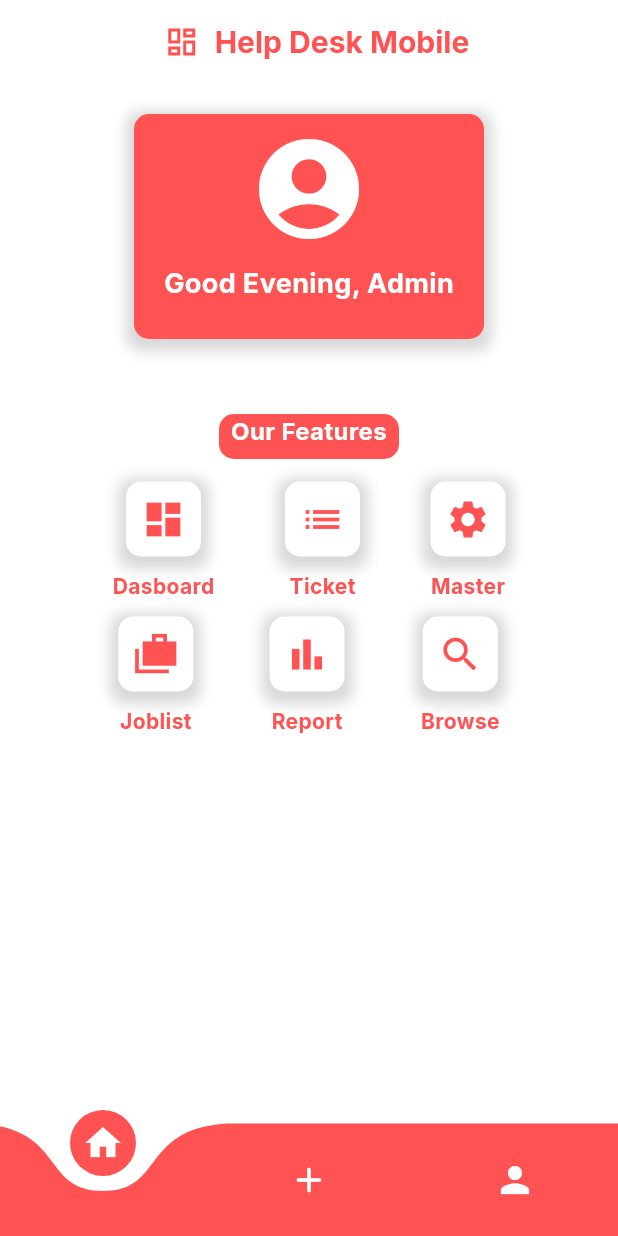
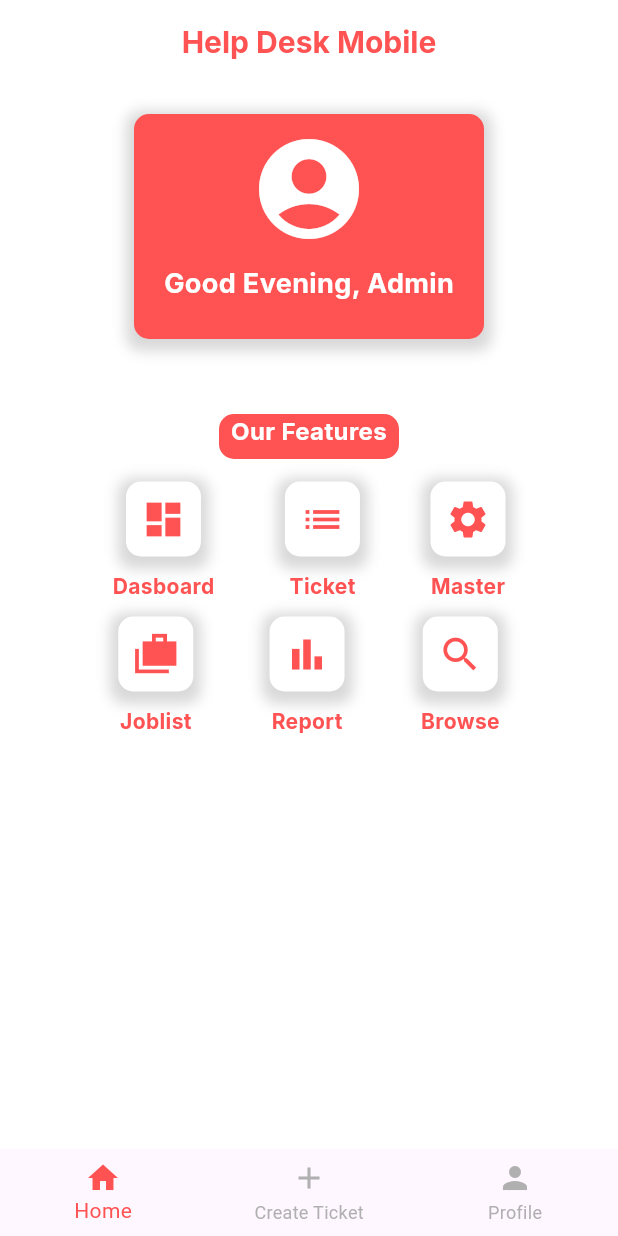
Before and after one commit to albertpurnawan/final_helpdesk, a Flutter app: the screen it shows after launch, after a tap on "SIGN IN", on a phone screen of 412 x 824 dp. Run offline on Flutter 3.47's test engine with Material 2 defaults, Android fonts, the phone set to English and light mode, and no system bars; drawn by our look-alikes of curved_navigation_bar; our stand-ins replace awesome_dialog, file_picker, get, google_fonts, lottie.

Commit message:
change appbar and bottom navbar

```diff
--- a/lib/pages/browse_page.dart
+++ b/lib/pages/browse_page.dart
@@ -4,7 +4,6 @@ import 'package:helpdesk_skripsi/Model/browse_model.dart';
 import 'package:helpdesk_skripsi/data/browse_issue_data.dart';
 import 'package:helpdesk_skripsi/style.dart';
 import 'package:helpdesk_skripsi/util/appbar.dart';
-import 'package:helpdesk_skripsi/util/bottom_navbar.dart';
 import 'package:helpdesk_skripsi/util/searchBar.dart';
 import 'package:intl/intl.dart';
 
@@ -22,7 +21,7 @@ class _BrowsePageState extends State<BrowsePage> {
   @override
   Widget build(BuildContext context) {
     return Scaffold(
-      appBar: const MyAppBar(title: 'Browse Ticket'),
+      appBar: const MyAppBar(title: 'Browse Ticket', showBackBtn: true),
       backgroundColor: primaryColor,
       body: Column(
         children: [
@@ -43,7 +42,7 @@ class _BrowsePageState extends State<BrowsePage> {
           ),
         ],
       ),
-      bottomNavigationBar: const BottomNavbar(),
+      // bottomNavigationBar: const BottomNavbar(),
       // drawer: const MyDrawer(),
     );
   }
--- a/lib/pages/dashboard_page.dart
+++ b/lib/pages/dashboard_page.dart
@@ -1,5 +1,4 @@
 import 'package:flutter/material.dart';
-import 'package:helpdesk_skripsi/util/bottom_navbar.dart';
 
 class DashboardPage extends StatelessWidget {
   const DashboardPage({super.key});
@@ -12,7 +11,7 @@ class DashboardPage extends StatelessWidget {
         centerTitle: true,
         backgroundColor: Colors.deepPurple,
       ),
-      bottomNavigationBar: const BottomNavbar(),
+      // bottomNavigationBar: const BottomNavbar(),
       // drawer: const MyDrawer(),
     );
   }
--- a/lib/pages/joblist_page.dart
+++ b/lib/pages/joblist_page.dart
@@ -1,5 +1,4 @@
 import 'package:flutter/material.dart';
-import 'package:helpdesk_skripsi/util/bottom_navbar.dart';
 
 class JoblistPage extends StatelessWidget {
   const JoblistPage({super.key});
@@ -12,7 +11,7 @@ class JoblistPage extends StatelessWidget {
         centerTitle: true,
         backgroundColor: Colors.red,
       ),
-      bottomNavigationBar: const BottomNavbar(),
+      // bottomNavigationBar: const BottomNavbar(),
       // drawer: const MyDrawer(),
     );
   }
--- a/lib/pages/login_page.dart
+++ b/lib/pages/login_page.dart
@@ -109,7 +109,7 @@ class LoginPage extends StatelessWidget {
                       ),
                     ),
                     onPressed: () {
-                      Get.toNamed(RouteClass.getHomeRoute());
+                      Get.toNamed(RouteClass.getMainPageRoute());
                     },
                     child: Text(
                       "SIGN IN",
--- a/lib/pages/home_page.dart
+++ b/lib/pages/navpages/home_page.dart
@@ -1,7 +1,6 @@
 import 'package:flutter/material.dart';
 import 'package:google_fonts/google_fonts.dart';
 import 'package:helpdesk_skripsi/util/appbar.dart';
-import 'package:helpdesk_skripsi/util/bottom_navbar.dart';
 import 'package:helpdesk_skripsi/util/features_button.dart';
 import 'package:helpdesk_skripsi/style.dart';
 
@@ -12,9 +11,7 @@ class HomePage extends StatelessWidget {
   Widget build(BuildContext context) {
     return Scaffold(
       backgroundColor: primaryColor,
-      appBar: const MyAppBar(title: "Help Desk Mobile"),
-      // drawer: const MyDrawer(),
-      bottomNavigationBar: const BottomNavbar(),
+      appBar: const MyAppBar(title: "Help Desk Mobile", showBackBtn: false),
       body: Column(
         children: [
           Padding(
@@ -57,15 +54,6 @@ class HomePage extends StatelessWidget {
                       ),
                     ),
                     const SizedBox(height: 10),
-                    // Text(
-                    //   "Here's your job list. Don't forget to do your best at every moment that you have. Enjoy Your Work!",
-                    //   style: GoogleFonts.inter(
-                    //     fontSize: 12,
-                    //     fontWeight: FontWeight.bold,
-                    //     color: Colors.green[900],
-                    //   ),
-                    // ),
-                    // Container(height: 200, color: Colors.red)
                   ],
                 ),
               ),
--- /dev/null
+++ b/lib/pages/navpages/main_page.dart
@@ -0,0 +1,60 @@
+import 'package:flutter/material.dart';
+import 'package:helpdesk_skripsi/pages/navpages/create_ticket_page.dart';
+import 'package:helpdesk_skripsi/pages/navpages/home_page.dart';
+import 'package:helpdesk_skripsi/pages/navpages/profile_page.dart';
+import 'package:helpdesk_skripsi/style.dart';
+
+class MainPage extends StatefulWidget {
+  const MainPage({super.key});
+
+  @override
+  State<MainPage> createState() => _MainPageState();
+}
+
+class _MainPageState extends State<MainPage> {
+  int currentIndex = 0;
+
+  List pages = [
+    const HomePage(),
+    const CreateTicket(),
+    const ProfilePage(),
+  ];
+
+  void onTap(int index) {
+    setState(() {
+      currentIndex = index;
+    });
+  }
+
+  @override
+  Widget build(BuildContext context) {
+    return Scaffold(
+      body: pages[currentIndex],
+      bottomNavigationBar: BottomNavigationBar(
+        // unselectedFontSize: 0,
+        // selectedFontSize: 0,
+        // type: BottomNavigationBarType.fixed,
+        // backgroundColor: secondaryColor,
+        onTap: onTap,
+        currentIndex: currentIndex,
+        selectedItemColor: secondaryColor,
+        unselectedItemColor: Colors.grey.withOpacity(0.8),
+        elevation: 0,
+        items: const [
+          BottomNavigationBarItem(
+            icon: Icon(Icons.home),
+            label: "Home",
+          ),
+          BottomNavigationBarItem(
+            icon: Icon(Icons.add),
+            label: "Create Ticket",
+          ),
+          BottomNavigationBarItem(
+            icon: Icon(Icons.person),
+            label: "Profile",
+          ),
+        ],
+      ),
+    );
+  }
+}
--- a/lib/pages/profile_page.dart
+++ b/lib/pages/navpages/profile_page.dart
@@ -1,5 +1,4 @@
 import 'package:flutter/material.dart';
-import 'package:helpdesk_skripsi/util/bottom_navbar.dart';
 
 class ProfilePage extends StatelessWidget {
   const ProfilePage({super.key});
@@ -12,7 +11,7 @@ class ProfilePage extends StatelessWidget {
         centerTitle: true,
         backgroundColor: Colors.blue,
       ),
-      bottomNavigationBar: const BottomNavbar(),
+      // bottomNavigationBar: const BottomNavbar(),
       // drawer: const MyDrawer(),
     );
   }
--- a/lib/pages/report_page.dart
+++ b/lib/pages/report_page.dart
@@ -3,7 +3,6 @@ import 'package:google_fonts/google_fonts.dart';
 import 'package:helpdesk_skripsi/style.dart';
 import 'package:intl/intl.dart';
 import '../util/appbar.dart';
-import '../util/bottom_navbar.dart';
 
 class ReportPage extends StatefulWidget {
   const ReportPage({super.key});
@@ -29,7 +28,7 @@ class ReportBody extends State<ReportPage> {
   Widget build(BuildContext context) {
     return Scaffold(
       backgroundColor: primaryColor,
-      appBar: const MyAppBar(title: "Report Helpdesk"),
+      appBar: const MyAppBar(title: "Report Helpdesk", showBackBtn: true),
       body: SizedBox(
         width: double.infinity,
         height: double.infinity,
@@ -165,7 +164,7 @@ class ReportBody extends State<ReportPage> {
           ],
         ),
       ),
-      bottomNavigationBar: const BottomNavbar(),
+      // bottomNavigationBar: const BottomNavbar(),
     );
   }
 }
--- a/lib/pages/ticket_pool_page.dart
+++ b/lib/pages/ticket_pool_page.dart
@@ -1,7 +1,6 @@
 import 'package:flutter/material.dart';
 import 'package:google_fonts/google_fonts.dart';
 import 'package:helpdesk_skripsi/style.dart';
-import 'package:helpdesk_skripsi/util/bottom_navbar.dart';
 
 import '../util/appbar.dart';
 
@@ -25,7 +24,7 @@ class TicketPoolBody extends State<TicketPoolPage> {
   Widget build(BuildContext context) {
     return Scaffold(
       backgroundColor: primaryColor,
-      appBar: const MyAppBar(title: "Ticket Pool"),
+      appBar: const MyAppBar(title: "Ticket Pool", showBackBtn: true),
       body: Container(
         margin: const EdgeInsets.all(20),
         width: double.infinity,
@@ -110,7 +109,7 @@ class TicketPoolBody extends State<TicketPoolPage> {
           ],
         ),
       ),
-      bottomNavigationBar: const BottomNavbar(),
+      // bottomNavigationBar: const BottomNavbar(),
     );
   }
 }
--- a/lib/routes/routes.dart
+++ b/lib/routes/routes.dart
@@ -1,11 +1,12 @@
 import 'package:get/get.dart';
 import 'package:helpdesk_skripsi/pages/browse_page.dart';
-import 'package:helpdesk_skripsi/pages/create_ticket_page.dart';
+import 'package:helpdesk_skripsi/pages/navpages/create_ticket_page.dart';
 import 'package:helpdesk_skripsi/pages/dashboard_page.dart';
-import 'package:helpdesk_skripsi/pages/home_page.dart';
+import 'package:helpdesk_skripsi/pages/navpages/home_page.dart';
 import 'package:helpdesk_skripsi/pages/joblist_page.dart';
 import 'package:helpdesk_skripsi/pages/login_page.dart';
 import 'package:helpdesk_skripsi/pages/master_category_page.dart';
+import 'package:helpdesk_skripsi/pages/navpages/main_page.dart';
 import 'package:helpdesk_skripsi/pages/report_page.dart';
 import 'package:helpdesk_skripsi/pages/ticket_pool_page.dart';
 
@@ -15,6 +16,7 @@ class RouteClass {
   static String createTicket = "/createTicket";
   static String ticketPool = "/ticketPool";
   static String home = "/home";
+  static String main = "/main";
   static String masterCategory = "/masterCategory";
   static String report = "/report";
   static String browse = "/browse";
@@ -25,6 +27,7 @@ class RouteClass {
   static String getCreateTicketRoute() => createTicket;
   static String getTicketPoolRoute() => ticketPool;
   static String getHomeRoute() => home;
+  static String getMainPageRoute() => main;
   static String getMasterCategoryRoute() => masterCategory;
   static String getReportRoute() => report;
   static String getBrowseRoute() => browse;
@@ -44,6 +47,7 @@ class RouteClass {
     ),
     GetPage(name: ticketPool, page: () => const TicketPoolPage()),
     GetPage(name: home, page: () => const HomePage()),
+    GetPage(name: main, page: () => const MainPage()),
     GetPage(name: masterCategory, page: () => const MasterCategoryPage()),
     GetPage(name: report, page: () => const ReportPage()),
     GetPage(name: browse, page: () => const BrowsePage()),
--- a/lib/util/appbar.dart
+++ b/lib/util/appbar.dart
@@ -4,36 +4,17 @@ import 'package:helpdesk_skripsi/style.dart';
 
 class MyAppBar extends StatelessWidget implements PreferredSizeWidget {
   final String title;
+  final bool showBackBtn;
 
-  const MyAppBar({
-    super.key,
-    required this.title,
-  });
+  const MyAppBar({super.key, required this.title, required this.showBackBtn});
 
   @override
   Widget build(BuildContext context) {
     return AppBar(
-      backgroundColor: Colors.transparent,
-      automaticallyImplyLeading: false,
-      title: Row(
-        mainAxisAlignment: MainAxisAlignment.center,
-        children: [
-          Row(
-            children: [
-              Container(
-                height: 50,
-                padding: const EdgeInsets.all(10),
-                child: Icon(
-                  Icons.dashboard_outlined,
-                  color: secondaryColor,
-                ),
-                // child: Center(
-                //   child: Image.asset(
-                //     "assets/images/logo.png",
-                //   ),
-                // ),
-              ),
-              Text(
+      // centerTitle: true,
+      backgroundColor: primaryColor,
+      automaticallyImplyLeading: showBackBtn,
+      title: Text(
         title,
         style: GoogleFonts.inter(
           fontSize: 20,
@@ -41,18 +22,28 @@ class MyAppBar extends StatelessWidget implements PreferredSizeWidget {
           color: secondaryColor,
         ),
       ),
-            ],
-          ),
-          // Container(
-          //   padding: const EdgeInsets.all(7),
-          //   decoration: const BoxDecoration(
-          //     color: Colors.white,
-          //     shape: BoxShape.circle,
-          //   ),
-          //   child: Icon(Icons.person, color: Colors.green[200]),
-          // )
-        ],
-      ),
+      centerTitle: true,
+      // title: Row(
+      //   mainAxisAlignment: MainAxisAlignment.center,
+      //   children: [
+      //     Container(
+      //       height: 50,
+      //       padding: const EdgeInsets.all(10),
+      //       child: Icon(
+      //         Icons.dashboard_outlined,
+      //         color: secondaryColor,
+      //       ),
+      //     ),
+      //     Text(
+      //       title,
+      // style: GoogleFonts.inter(
+      //   fontSize: 20,
+      //   fontWeight: FontWeight.bold,
+      //   color: secondaryColor,
+      // ),
+      //     ),
+      //   ],
+      // ),
     );
   }
 
--- a/lib/util/bottom_navbar.dart
+++ b/lib/util/bottom_navbar.dart
@@ -1,8 +1,7 @@
-import 'package:curved_navigation_bar/curved_navigation_bar.dart';
 import 'package:flutter/material.dart';
-import 'package:get/get.dart';
-import 'package:helpdesk_skripsi/routes/routes.dart';
-import 'package:helpdesk_skripsi/style.dart';
+import 'package:helpdesk_skripsi/pages/navpages/create_ticket_page.dart';
+import 'package:helpdesk_skripsi/pages/navpages/home_page.dart';
+import 'package:helpdesk_skripsi/pages/navpages/profile_page.dart';
 
 class BottomNavbar extends StatefulWidget {
   const BottomNavbar({super.key});
@@ -12,68 +11,74 @@ class BottomNavbar extends StatefulWidget {
 }
 
 class _BottomNavbarState extends State<BottomNavbar> {
+  // int _selectedIndex = 0;
+  // void _onItemTapped(int index) {
+  //   setState(() {
+  //     _selectedIndex = index;
+  //   });
+  // }
+  List pages = [
+    const HomePage(),
+    const CreateTicket(),
+    const ProfilePage(),
+  ];
+
   @override
   Widget build(BuildContext context) {
-    return CurvedNavigationBar(
-      backgroundColor: primaryColor,
-      color: secondaryColor,
-      animationDuration: const Duration(milliseconds: 200),
-      onTap: (index) {
-        // print(index);
-        switch (index) {
-          case 0:
-            Get.toNamed(RouteClass.getHomeRoute());
-            break;
-          case 1:
-            Get.toNamed(RouteClass.getCreateTicketRoute());
-            break;
-          case 2:
-            // Get.toNamed(RouteClass.getHomeRoute());
-            print('ke profile page');
-            break;
-        }
-      },
-      items: [
-        Icon(
-          Icons.home,
-          color: primaryColor,
-          size: 28,
+    return BottomNavigationBar(
+      items: const [
+        BottomNavigationBarItem(
+          icon: Icon(Icons.home),
+          label: "Home",
         ),
-        Icon(
-          Icons.add_rounded,
-          color: primaryColor,
-          size: 28,
+        BottomNavigationBarItem(
+          icon: Icon(Icons.add),
+          label: "Create Ticket",
         ),
-        Icon(
-          Icons.person,
-          color: primaryColor,
-          size: 28,
+        BottomNavigationBarItem(
+          icon: Icon(Icons.person),
+          label: "Profile",
         ),
       ],
+      // currentIndex: _selectedIndex,
+      // onTap: _onItemTapped,
     );
-
-    // return Container(
-    //   color: Colors.green.shade100,
-    //   child: Padding(
-    //     padding: const EdgeInsets.symmetric(horizontal: 10, vertical: 15),
-    //     child: GNav(
-
-    //       padding: const EdgeInsets.all(16),
-    //       backgroundColor: Colors.green.shade100,
-    //       activeColor: Colors.green.shade800,
-    //       tabBackgroundColor: Colors.green.shade300,
-    //       color: Colors.green.shade800,
-    //       gap: 15,
-    //       onTabChange: (index) {
-    //         print(index);
-    //       },
-    //       tabs: const [
-    //         GButton(icon: Icons.home, text: 'Home'),
-    //         GButton(icon: Icons.add, text: 'Create Ticket'),
-    //         GButton(icon: Icons.person, text: 'Profile'),
-    //       ],
+    // return CurvedNavigationBar(
+    //   backgroundColor: primaryColor,
+    //   color: secondaryColor,
+    //   animationDuration: const Duration(milliseconds: 200),
+    //   onTap: (index) {
+    //     // print(index);
+    //     switch (index) {
+    //       case 0:
+    //         Get.toNamed(RouteClass.getHomeRoute());
+    //         break;
+    //       case 1:
+    //         Get.toNamed(RouteClass.getCreateTicketRoute());
+    //         break;
+    //       case 2:
+    //         // Get.toNamed(RouteClass.getHomeRoute());
+    //         print('ke profile page');
+    //         break;
+    //     }
+    //   },
+    //   items: [
+    //     Icon(
+    //       Icons.home,
+    //       color: primaryColor,
+    //       size: 28,
     //     ),
-    //   ),
+    //     Icon(
+    //       Icons.add_rounded,
+    //       color: primaryColor,
+    //       size: 28,
+    //     ),
+    //     Icon(
+    //       Icons.person,
+    //       color: primaryColor,
+    //       size: 28,
+    //     ),
+    //   ],
     // );
   }
 }
```
Also changed, not shown: lib/main.dart (+6 -5 lines), lib/pages/master_category_page.dart (+12 -4 lines), lib/pages/navpages/create_ticket_page.dart (renamed from lib/pages/create_ticket_page.dart, +18 -19 lines), lib/tabs/category_tab.dart (+0 -20 lines). Lines whose indentation alone changed are shown as unchanged.
